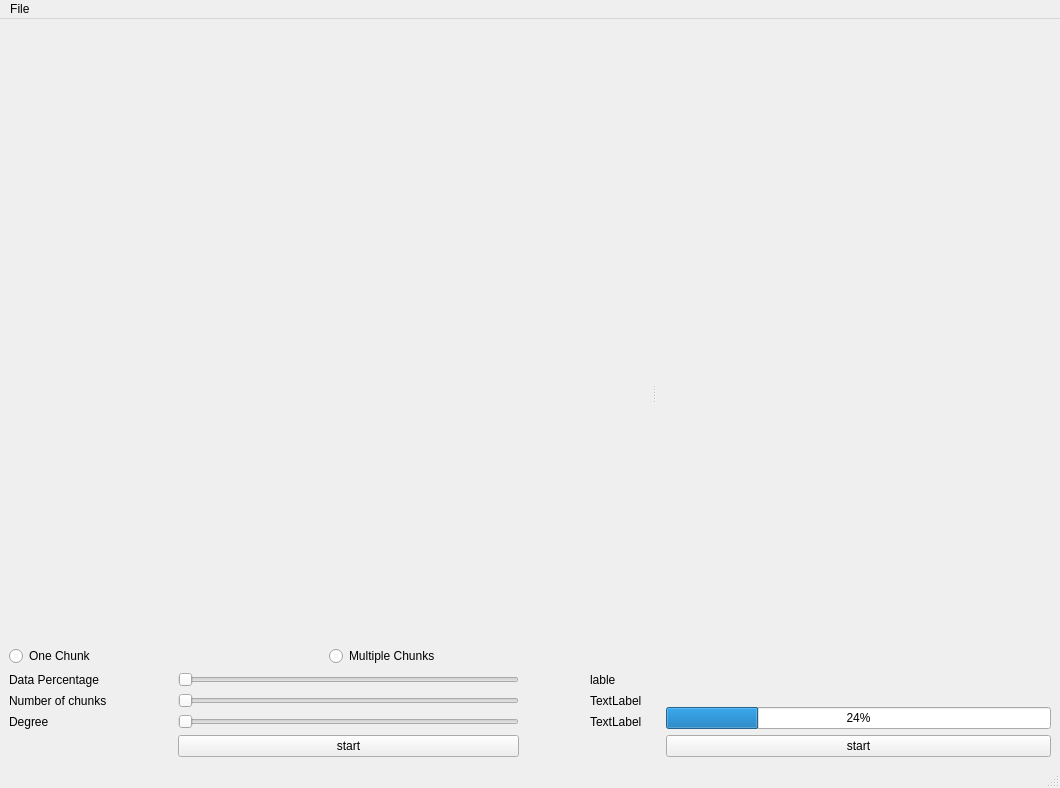
The window that Team7_on_fire.ui (Mohamed-Ibrahim-01/curve-fitting) describes before a commit, drawn with Qt 5.
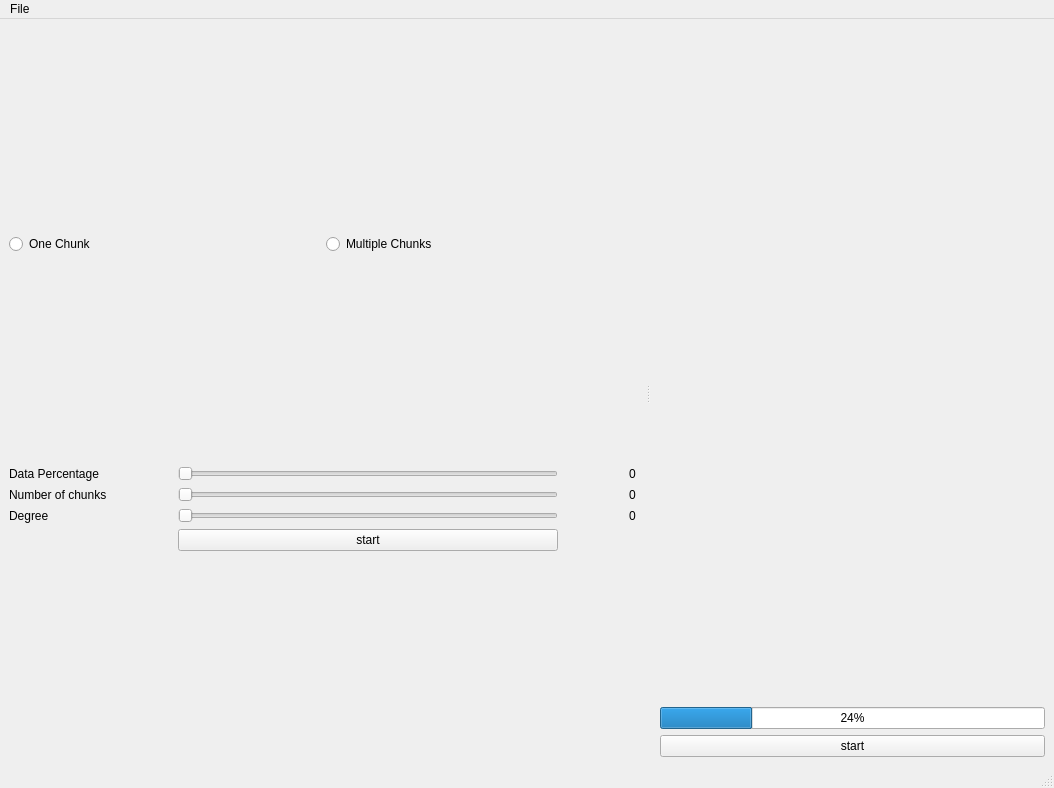
The same window after the commit.

Diff of the .ui file:
```diff
--- a/Team7_on_fire.ui
+++ b/Team7_on_fire.ui
@@ -6,7 +6,7 @@
    <rect>
     <x>0</x>
     <y>0</y>
-    <width>1060</width>
+    <width>1054</width>
     <height>788</height>
    </rect>
   </property>
@@ -17,26 +17,13 @@
    <layout class="QVBoxLayout" name="verticalLayout_3">
     <item>
      <layout class="QVBoxLayout" name="graph_Layout">
-      <item>
-       <spacer name="verticalSpacer_2">
-        <property name="orientation">
-         <enum>Qt::Vertical</enum>
-        </property>
-        <property name="sizeType">
-         <enum>QSizePolicy::Expanding</enum>
-        </property>
-        <property name="sizeHint" stdset="0">
-         <size>
-          <width>20</width>
-          <height>40</height>
-         </size>
-        </property>
-       </spacer>
-      </item>
+      <property name="bottomMargin">
+       <number>0</number>
+      </property>
      </layout>
     </item>
     <item>
-     <layout class="QHBoxLayout" name="Radio_butto_Layout">
+     <layout class="QHBoxLayout" name="Radio_butto_Layout" stretch="0,0">
       <item>
        <widget class="QRadioButton" name="one_chunk">
         <property name="text">
@@ -68,14 +55,14 @@
       <item row="2" column="2">
        <widget class="QLabel" name="degree_lable">
         <property name="text">
-         <string>TextLabel</string>
+         <string>0</string>
         </property>
        </widget>
       </item>
       <item row="1" column="2">
        <widget class="QLabel" name="number_of_chunks_lable">
         <property name="text">
-         <string>TextLabel</string>
+         <string>0</string>
         </property>
        </widget>
       </item>
@@ -126,7 +113,7 @@
       <item row="0" column="2">
        <widget class="QLabel" name="data_percentage_label">
         <property name="text">
-         <string>lable</string>
+         <string>0</string>
         </property>
        </widget>
       </item>
@@ -146,7 +133,7 @@
     <rect>
      <x>0</x>
      <y>0</y>
-     <width>1060</width>
+     <width>1054</width>
      <height>21</height>
     </rect>
    </property>
```
Left out of the diff: 12 changed lines with no effect on the pictures.
